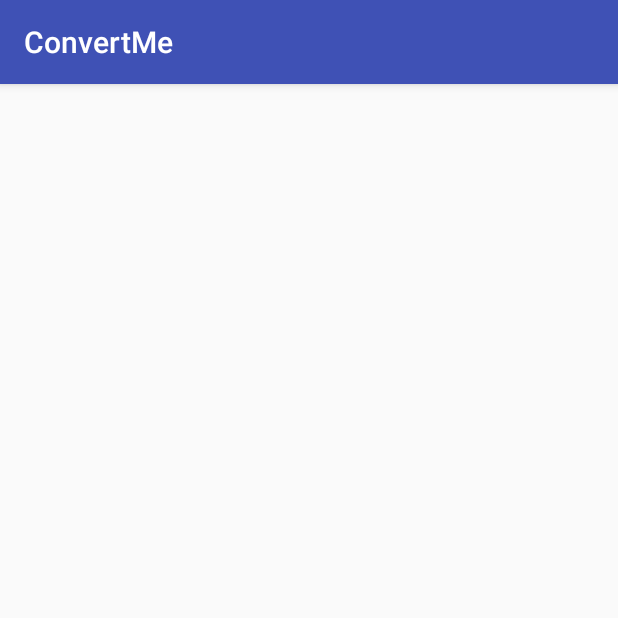
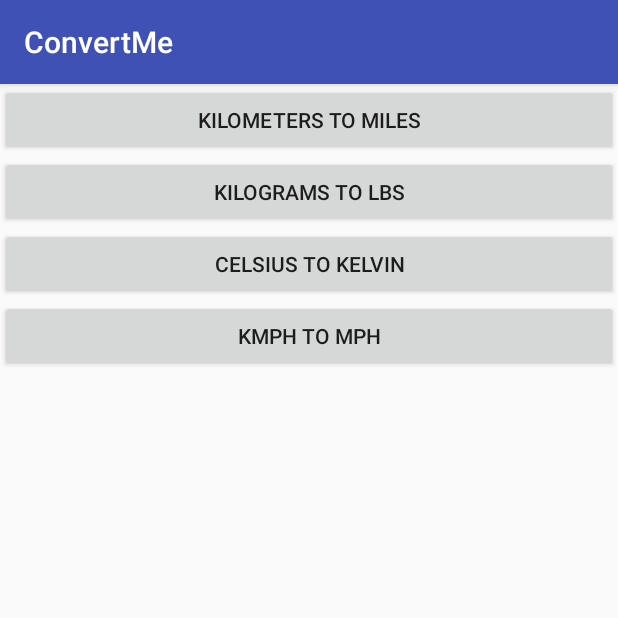
Before and after one commit to LukaRoguljic/RMA_Druga_zadaca, an Android app: the screen it shows after launch (MainActivity), on a phone screen of 412 x 824 dp, the top half of it. Run offline under Robolectric (Android 15) with nearby library versions, the phone set to English and light mode, and no system bars.

Commit message:
Main Activity created
main activity created with 4 buttons. Not connected with other activities!

```diff
--- a/app/src/main/res/layout/activity_main.xml
+++ b/app/src/main/res/layout/activity_main.xml
@@ -5,8 +5,33 @@
     android:layout_height="match_parent"
     xmlns:android="http://schemas.android.com/apk/res/android">
 
-    <TextView
+    <Button
+        android:id="@+id/kmMilesBtn"
         android:layout_width="match_parent"
-        android:layout_height="wrap_content" />
+        android:layout_height="wrap_content"
+        android:text="Kilometers to miles"
+        android:layout_centerHorizontal="true"/>
+
+    <Button
+        android:id="@+id/kgLbsBtn"
+        android:layout_width="match_parent"
+        android:layout_height="wrap_content"
+        android:layout_below="@id/kmMilesBtn"
+        android:layout_centerHorizontal="true"
+        android:text="KILOGRAMS to LBS"/>
+
+    <Button
+        android:id="@+id/celKelvinBtn"
+        android:layout_width="match_parent"
+        android:layout_height="wrap_content"
+        android:layout_below="@id/kgLbsBtn"
+        android:text="Celsius to Kelvin"/>
+
+    <Button
+        android:id="@+id/kmMphBtn"
+        android:layout_width="match_parent"
+        android:layout_height="wrap_content"
+        android:layout_below="@id/celKelvinBtn"
+        android:text="Kmph to mph"/>
 
 </RelativeLayout>
```
